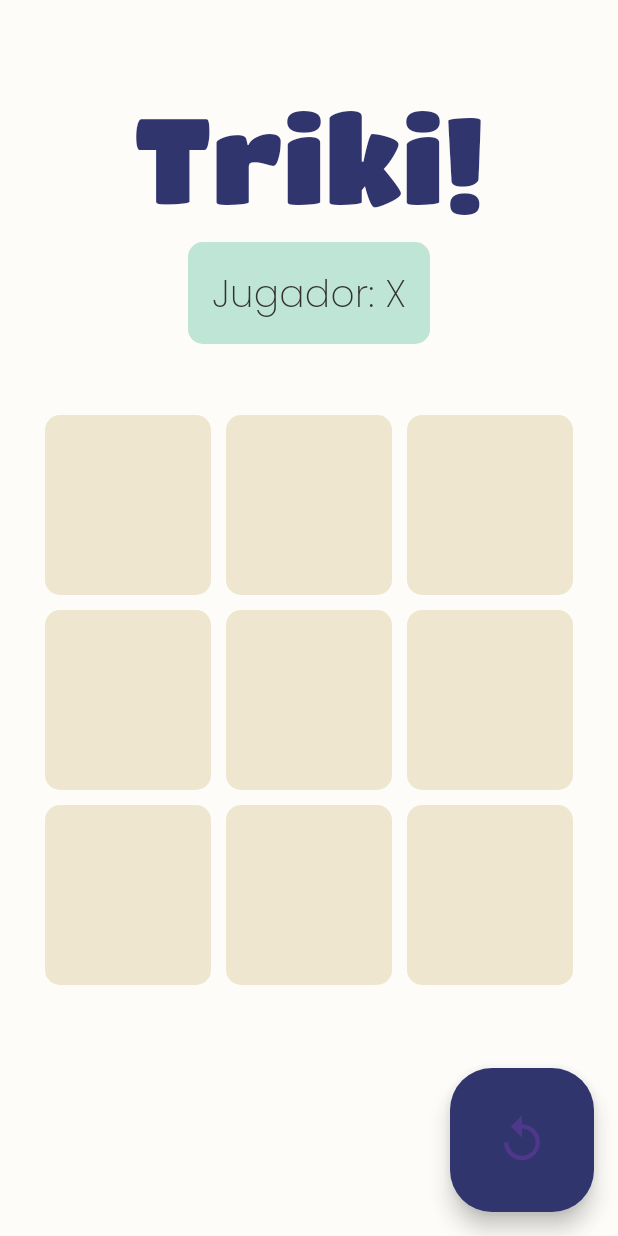
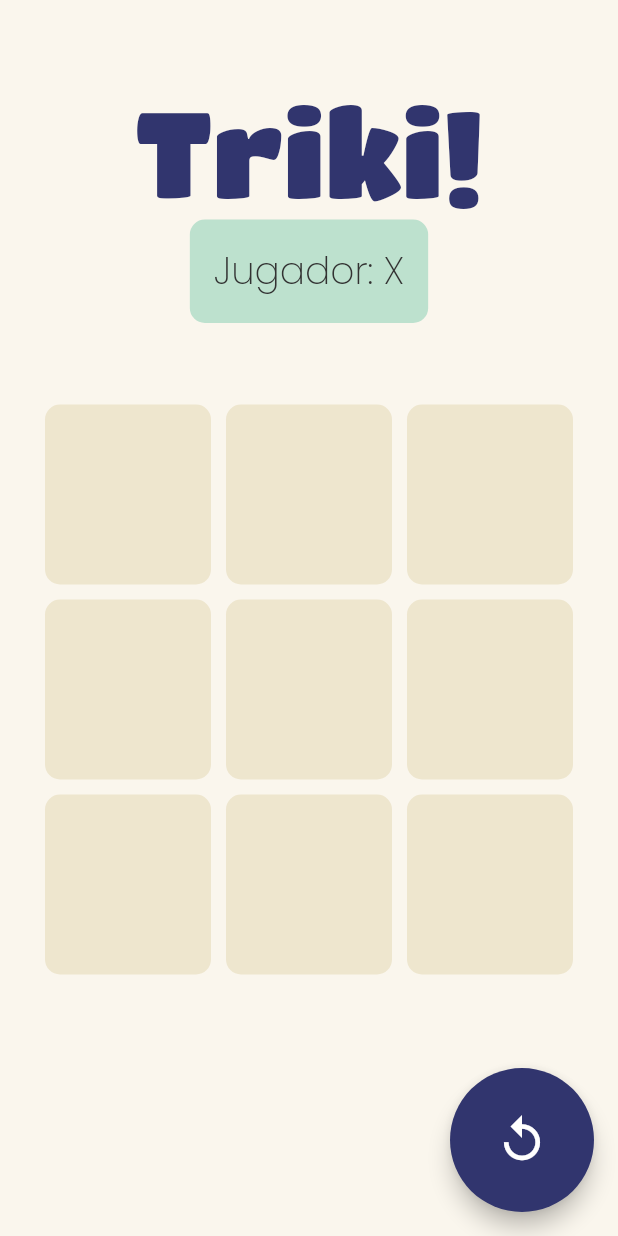
Before and after one commit to JimenaLeyva07/riverpod_tictactoe, a Flutter app: the screen it shows after launch, on a phone screen of 412 x 824 dp. Run offline on Flutter 3.47's test engine with Material 2 defaults, Android fonts, the light colour scheme and no system bars; our stand-ins replace flutter_riverpod.

Commit message:
final version

```diff
--- a/lib/main.dart
+++ b/lib/main.dart
@@ -1,8 +1,9 @@
 import 'package:flutter/material.dart';
+import 'package:flutter_riverpod/flutter_riverpod.dart';
 
 import 'ui/screens/my_home_page.dart';
 
-void main() => runApp(const MyApp());
+void main() => runApp(const ProviderScope(child: MyApp()));
 
 class MyApp extends StatelessWidget {
   const MyApp({super.key});
@@ -11,9 +12,7 @@ class MyApp extends StatelessWidget {
   Widget build(BuildContext context) {
     return MaterialApp(
       title: 'TicTacToe',
-      theme: ThemeData(
-        useMaterial3: true
-      ),
+      theme: ThemeData(useMaterial3: false),
       debugShowCheckedModeBanner: false,
       home: const MyHomePage(),
     );
--- a/lib/ui/screens/my_home_page.dart
+++ b/lib/ui/screens/my_home_page.dart
@@ -44,7 +44,7 @@ class _MyHomePageState extends State<MyHomePage> {
       setPlayTurn: setPlayTurn,
       filledBoxes: tictactoeController.tictactoeModel.filledBoxes,
       child: Scaffold(
-        backgroundColor: const Color.fromARGB(51, 247, 240, 220),
+        backgroundColor: Color.fromARGB(255, 250, 246, 237),
         body: SizedBox(
           height: MediaQuery.of(context).size.height,
           width: double.infinity,
```
Also changed, not shown: pubspec.yaml (+11 -18 lines), pubspec.lock.
